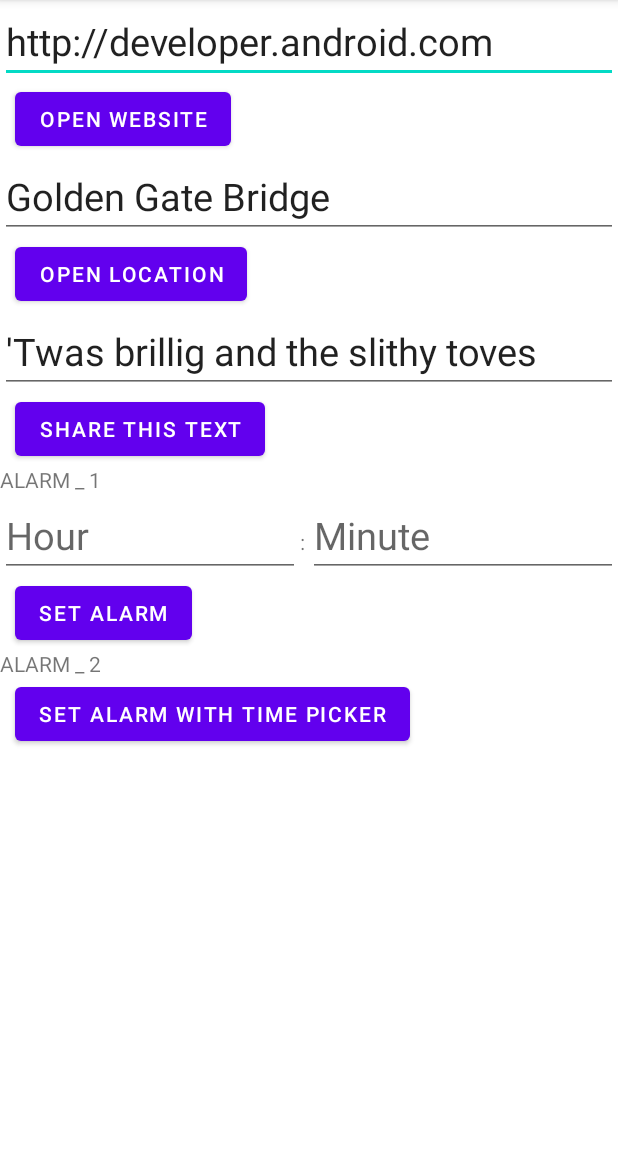
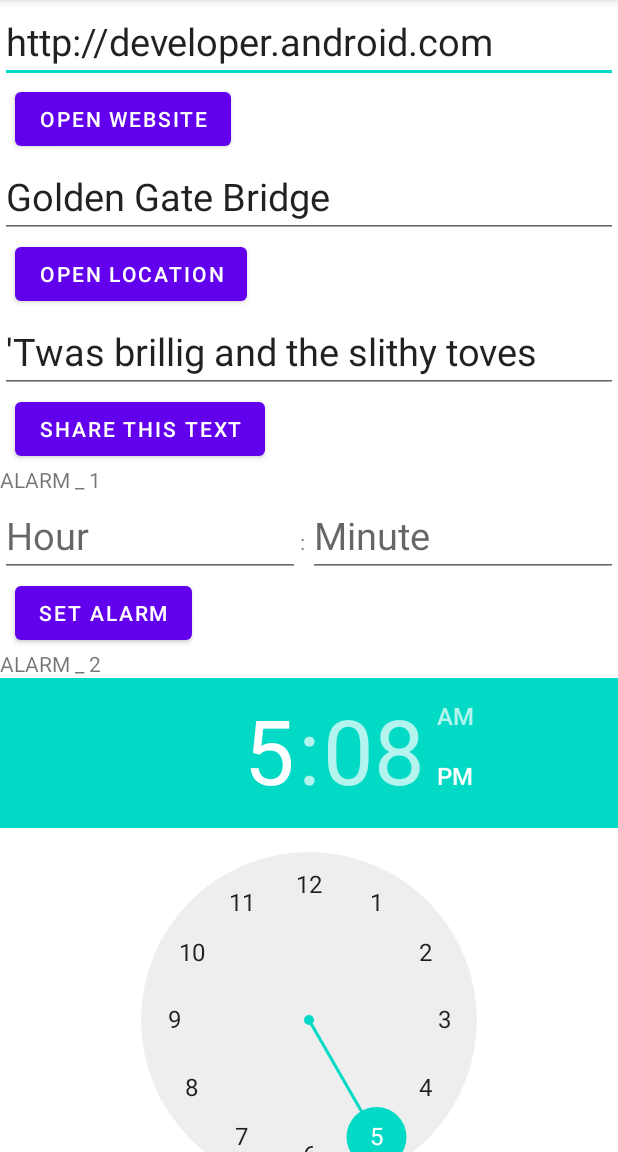
Before and after one commit to quoccuongpresent244/Food-ing, an Android app: the screen it shows after launch (MainActivity), after a tap on "SET ALARM", on a phone screen of 412 x 824 dp, the part 84-1236 px from its top. Run offline under Robolectric (Android 15) with nearby library versions, the phone set to English and light mode, and no system bars.

Commit message:
them alarm 2

```diff
--- a/ImplicitIntent/app/src/main/java/com/example/implicitintent/MainActivity.java
+++ b/ImplicitIntent/app/src/main/java/com/example/implicitintent/MainActivity.java
@@ -1,5 +1,6 @@
 package com.example.implicitintent;
 
+import androidx.annotation.RequiresApi;
 import androidx.appcompat.app.AppCompatActivity;
 import androidx.core.app.ShareCompat;
 
@@ -9,6 +10,7 @@ import android.app.TimePickerDialog;
 import android.content.Context;
 import android.content.Intent;
 import android.net.Uri;
+import android.os.Build;
 import android.os.Bundle;
 import android.provider.AlarmClock;
 import android.util.Log;
@@ -22,6 +24,7 @@ public class MainActivity extends AppCompatActivity {
     private EditText mShareTextEditText;
     private EditText mHour;
     private EditText mMinute;
+    private TimePicker mTimePicker;
 
     @Override
     protected void onCreate(Bundle savedInstanceState) {
@@ -32,6 +35,7 @@ public class MainActivity extends AppCompatActivity {
         mShareTextEditText = findViewById(R.id.share_edittext);
         mHour = findViewById(R.id.alarm_hour);
         mMinute = findViewById(R.id.alarm_minute);
+        mTimePicker = findViewById(R.id.alarm_picker);
     }
 
     public void openWebsite(View view) {
@@ -92,7 +96,16 @@ public class MainActivity extends AppCompatActivity {
         }
     }
 
+    @RequiresApi(api = Build.VERSION_CODES.M)
     public void openAlarm_tp(View view) {
-
+        Intent intent = new Intent(AlarmClock.ACTION_SET_ALARM);
+        intent.putExtra(AlarmClock.EXTRA_HOUR, mTimePicker.getHour());
+        intent.putExtra(AlarmClock.EXTRA_MINUTES, mTimePicker.getMinute());
+        intent.putExtra(AlarmClock.EXTRA_MESSAGE, "Set alarm");
+        if (intent.resolveActivity(getPackageManager()) != null) {
+            startActivity(intent);
+        } else {
+            Log.d("ImplicitIntents", "Can't handle this intent!");
+        }
     }
 }
--- a/ImplicitIntent/app/src/main/res/layout/activity_main.xml
+++ b/ImplicitIntent/app/src/main/res/layout/activity_main.xml
@@ -6,7 +6,13 @@
     android:layout_height="match_parent"
     android:orientation="vertical"
     tools:context=".MainActivity">
-
+    <ScrollView
+        android:layout_width="match_parent"
+        android:layout_height="match_parent">
+        <LinearLayout
+            android:layout_width="match_parent"
+            android:layout_height="wrap_content"
+            android:orientation="vertical">
             <EditText
                 android:layout_width="match_parent"
                 android:layout_height="wrap_content"
@@ -83,6 +89,10 @@
                 android:layout_width="match_parent"
                 android:layout_height="wrap_content"
                 android:text="ALARM _ 2"/>
+            <TimePicker
+                android:layout_width="match_parent"
+                android:layout_height="wrap_content"
+                android:id="@+id/alarm_picker"/>
             <Button
                 android:layout_width="wrap_content"
                 android:layout_height="wrap_content"
@@ -91,3 +101,6 @@
                 android:layout_marginLeft="10dp"
                 android:onClick="openAlarm_tp"/>
         </LinearLayout>
+    </ScrollView>
+
+</LinearLayout>
```
Lines whose indentation alone changed are shown as unchanged.
